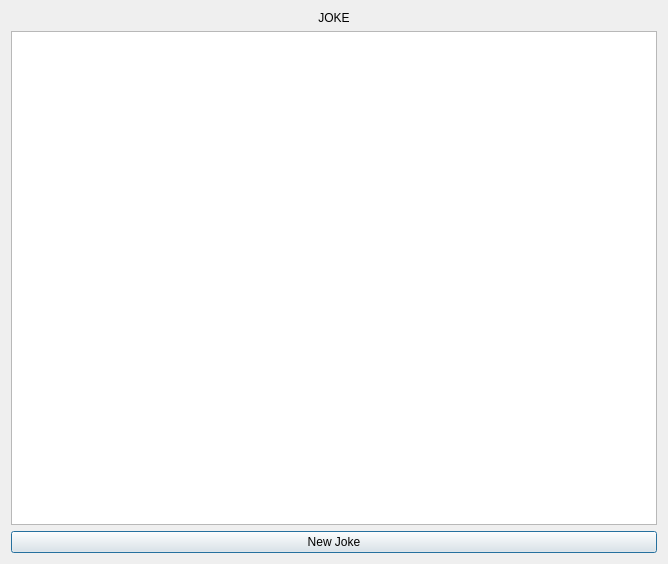
The window that popupjoke.ui (bennisverrir/Golfing-Union-of-Ireland) describes before a commit, drawn with Qt 5.
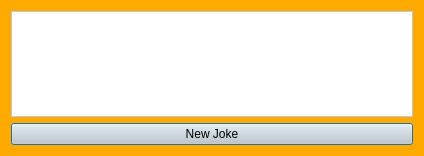
The same window after the commit.

Commit message: laga utlit

```diff
--- a/popupjoke.ui
+++ b/popupjoke.ui
@@ -6,26 +6,32 @@
    <rect>
     <x>0</x>
     <y>0</y>
-    <width>668</width>
-    <height>564</height>
+    <width>424</width>
+    <height>156</height>
    </rect>
   </property>
+  <property name="font">
+   <font>
+    <family>Arial</family>
+   </font>
+  </property>
   <property name="windowTitle">
-   <string>Dialog</string>
+   <string>JOKES</string>
+  </property>
+  <property name="styleSheet">
+   <string notr="true">background-color: rgb(255, 170, 0);</string>
   </property>
   <layout class="QVBoxLayout" name="verticalLayout">
-   <item>
-    <widget class="QLabel" name="label">
-     <property name="text">
-      <string>JOKE</string>
-     </property>
-     <property name="alignment">
-      <set>Qt::AlignCenter</set>
-     </property>
-    </widget>
-   </item>
    <item>
     <widget class="QTextEdit" name="textEdit_Joke">
+     <property name="font">
+      <font>
+       <pointsize>9</pointsize>
+      </font>
+     </property>
+     <property name="styleSheet">
+      <string notr="true">background-color: rgb(255, 255, 255);</string>
+     </property>
      <property name="readOnly">
       <bool>true</bool>
      </property>
@@ -33,6 +39,9 @@
    </item>
    <item>
     <widget class="QPushButton" name="GetANewJoke">
+     <property name="styleSheet">
+      <string notr="true">background-color: rgb(206, 206, 206);</string>
+     </property>
      <property name="text">
       <string>New Joke</string>
      </property>
```
